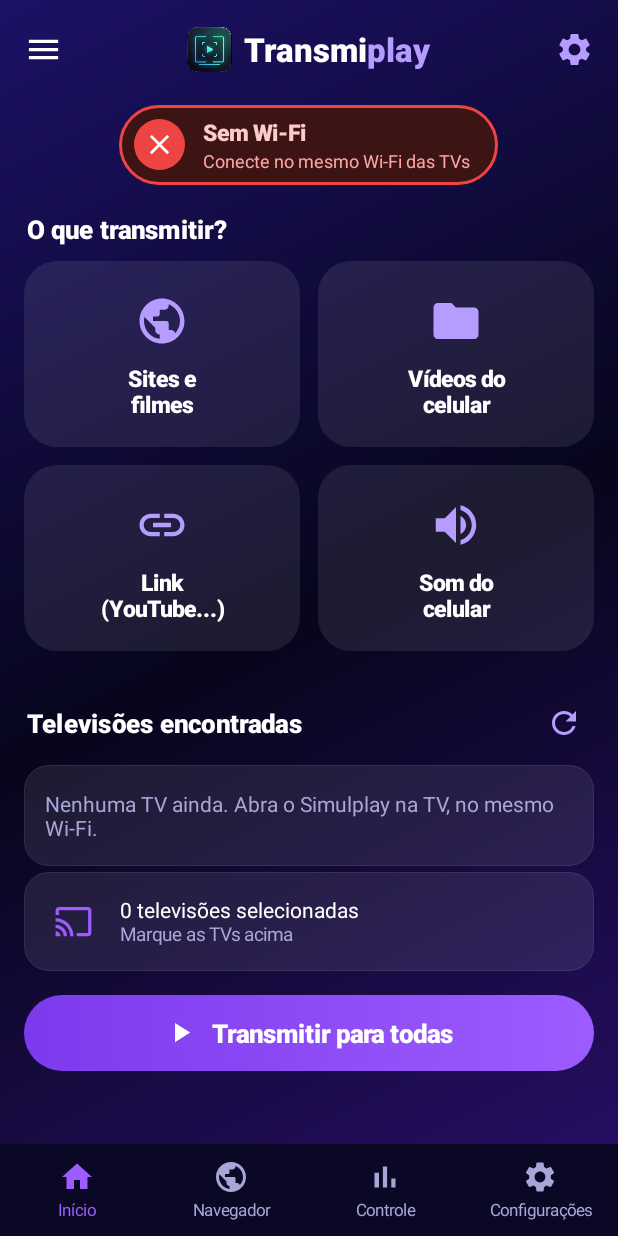
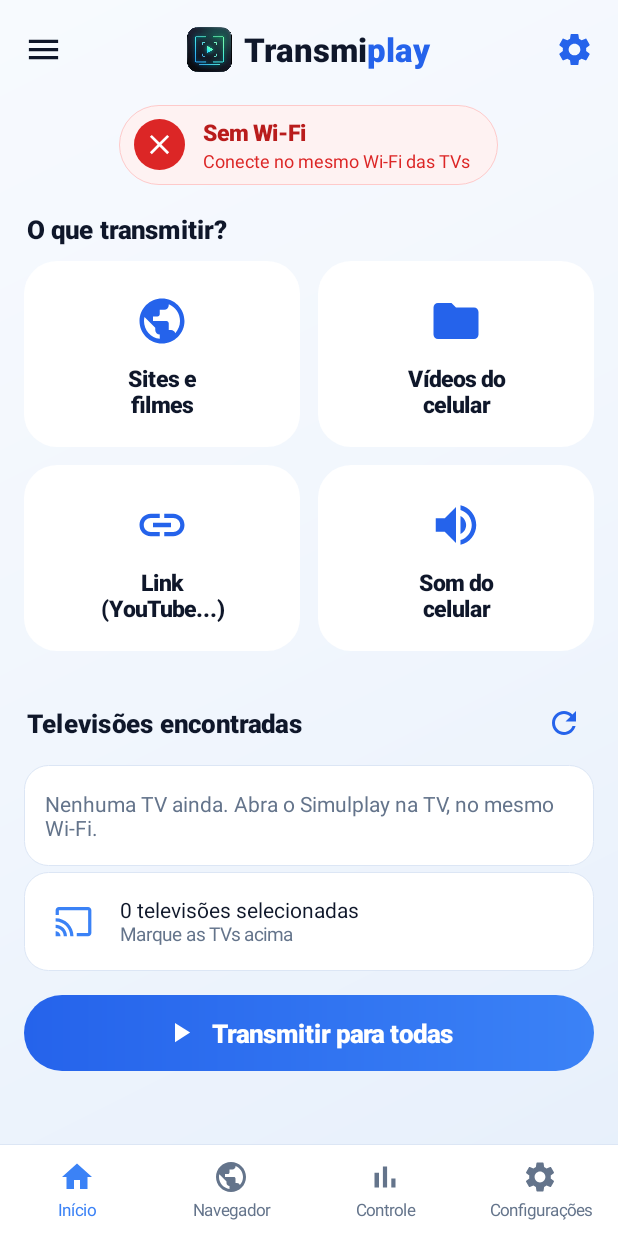
Before and after one commit to XProzzinho/Trasmiplay, an Android app: the screen it shows after launch (MainActivity), on a phone screen of 412 x 824 dp. Run offline under Robolectric (Android 15) with nearby library versions, the phone set to English and light mode, and no system bars.

Commit message:
Tema Gelo azul (claro) no celular e no navegador
Co-Authored-By: Claude Opus 5.5 <noreply@anthropic.com>
Claude-Session: https://claude.ai/code/session_01ENVhCrXkupJQT7yjTmpHYK

```diff
--- a/app/src/main/AndroidManifest.xml
+++ b/app/src/main/AndroidManifest.xml
@@ -16,7 +16,7 @@
     <application
         android:label="Transmiplay"
         android:icon="@mipmap/ic_launcher"
-        android:theme="@android:style/Theme.Material.NoActionBar"
+        android:theme="@android:style/Theme.Material.Light.NoActionBar"
         android:allowBackup="true">
 
         <activity
--- a/app/src/main/java/com/geanalves/transmiplay/MainActivity.kt
+++ b/app/src/main/java/com/geanalves/transmiplay/MainActivity.kt
@@ -92,7 +92,11 @@ class MainActivity : Activity() {
     override fun onCreate(savedInstanceState: Bundle?) {
         super.onCreate(savedInstanceState)
         window.statusBarColor = Neon.bgTop
-        window.navigationBarColor = Color.parseColor("#0B0826")
+        window.navigationBarColor = Color.WHITE
+        // ícones da barra de cima e de baixo escuros (fundo claro)
+        @Suppress("DEPRECATION")
+        window.decorView.systemUiVisibility = window.decorView.systemUiVisibility or View.SYSTEM_UI_FLAG_LIGHT_STATUS_BAR or
+            (if (Build.VERSION.SDK_INT >= 26) View.SYSTEM_UI_FLAG_LIGHT_NAVIGATION_BAR else 0)
         TransmitService.start(this)
         Hub.start(applicationContext)
         source = getPreferences(MODE_PRIVATE).getInt("source", -1)
@@ -217,7 +221,7 @@ class MainActivity : Activity() {
         updateBar.addView(Neon.icon(this, R.drawable.ic_update, Neon.lilac, 4), LinearLayout.LayoutParams(d(28), d(28)))
         updateText = t("", 13f).apply { setPadding(d(8), 0, d(8), 0) }
         updateBar.addView(updateText, LinearLayout.LayoutParams(0, WRAP_CONTENT, 1f))
-        updateBtn = t("Atualizar", 14f, Neon.white, true).apply {
+        updateBtn = t("Atualizar", 14f, Neon.onAccent, true).apply {
             background = Neon.buttonBg(this@MainActivity, 18)
             setPadding(d(16), d(8), d(16), d(8))
             setOnClickListener { onUpdateClick() }
@@ -236,7 +240,9 @@ class MainActivity : Activity() {
         // ---- barra de baixo
         val nav = LinearLayout(this).apply {
             orientation = LinearLayout.HORIZONTAL
-            setBackgroundColor(Color.parseColor("#0B0826"))
+            background = android.graphics.drawable.LayerDrawable(arrayOf(
+                android.graphics.drawable.ColorDrawable(Neon.stroke), android.graphics.drawable.ColorDrawable(Color.WHITE),
+            )).apply { setLayerInset(1, 0, d(1), 0, 0) }
             setPadding(0, d(8), 0, d(10))
         }
         val navDefs = listOf(
@@ -307,13 +313,13 @@ class MainActivity : Activity() {
             setPadding(d(10), d(8), d(18), d(8))
         }
         val check = ImageView(this).apply {
-            setImageResource(R.drawable.ic_check); setColorFilter(Neon.white)
+            setImageResource(R.drawable.ic_check); setColorFilter(Neon.onAccent)
             background = Neon.circle(Neon.green); setPadding(d(6), d(6), d(6), d(6))
         }
         wifiPill.addView(check, LinearLayout.LayoutParams(d(34), d(34)))
         val wcol = LinearLayout(this).apply { orientation = LinearLayout.VERTICAL; setPadding(d(12), 0, 0, 0) }
-        wifiTitle = t("Rede Wi-Fi conectada", 15f, Color.parseColor("#B9F8CF"), true)
-        wifiSub = t("", 12f, Color.parseColor("#86EFAC"))
+        wifiTitle = t("Rede Wi-Fi conectada", 15f, Color.parseColor("#047857"), true)
+        wifiSub = t("", 12f, Color.parseColor("#15803D"))
         wcol.addView(wifiTitle); wcol.addView(wifiSub)
         wifiPill.addView(wcol)
         c.addView(FrameLayout(this).apply {
@@ -363,7 +369,7 @@ class MainActivity : Activity() {
             setHintTextColor(Neon.soft); setTextColor(Neon.white)
             inputType = InputType.TYPE_TEXT_VARIATION_URI
             isSingleLine = true
-            background = Neon.cardBg(this@MainActivity, Color.parseColor("#100D33"), 12)
+            background = Neon.cardBg(this@MainActivity, Color.parseColor("#F8FAFC"), 12)
             setPadding(d(12), d(12), d(12), d(12))
         }
         linkPanel.addView(linkInput, LinearLayout.LayoutParams(MATCH_PARENT, WRAP_CONTENT).apply { topMargin = d(10); bottomMargin = d(10) })
@@ -509,7 +515,7 @@ class MainActivity : Activity() {
         thumb = ImageView(this).apply {
             scaleType = ImageView.ScaleType.FIT_CENTER
             setImageResource(R.drawable.logo)
-            background = Neon.cardBg(this@MainActivity, Color.parseColor("#1D1850"), 12, 0, 0)
+            background = Neon.cardBg(this@MainActivity, Neon.cardHi, 12, 0, 0)
             clipToOutline = true
         }
         nowCard.addView(thumb, LinearLayout.LayoutParams(d(64), d(64)))
@@ -523,8 +529,8 @@ class MainActivity : Activity() {
 
         seek = SeekBar(this).apply {
             progressTintList = android.content.res.ColorStateList.valueOf(Neon.lilac)
-            thumbTintList = android.content.res.ColorStateList.valueOf(Neon.white)
-            progressBackgroundTintList = android.content.res.ColorStateList.valueOf(Color.argb(70, 255, 255, 255))
+            thumbTintList = android.content.res.ColorStateList.valueOf(Neon.purple)
+            progressBackgroundTintList = android.content.res.ColorStateList.valueOf(Neon.track)
             setOnSeekBarChangeListener(object : SeekBar.OnSeekBarChangeListener {
                 override fun onProgressChanged(s: SeekBar?, p: Int, fromUser: Boolean) {
                     if (fromUser) timeText.text = "${fmt(p * 1000L)} / ${fmt(Hub.current?.durMs ?: 0)}"
@@ -546,7 +552,7 @@ class MainActivity : Activity() {
             }
             val iv = ImageView(this).apply {
                 setImageResource(ic); setColorFilter(Neon.white)
-                background = Neon.circle(Neon.card)
+                background = Neon.circle(Neon.card, Neon.stroke, d(1))
                 setPadding(d(14), d(14), d(14), d(14))
             }
             b.addView(iv, LinearLayout.LayoutParams(d(52), d(52)))
@@ -562,9 +568,9 @@ class MainActivity : Activity() {
         ctl(R.drawable.ic_stop, "Parar") { Hub.stopAll(); CaptureService.stop(this) }
         ctrlActive.addView(btns, LinearLayout.LayoutParams(MATCH_PARENT, WRAP_CONTENT))
 
-        syncCard = t("", 13f, Color.parseColor("#B9F8CF"), true).apply {
+        syncCard = t("", 13f, Color.parseColor("#0E7490"), true).apply {
             gravity = Gravity.CENTER
-            background = Neon.cardBg(this@MainActivity, Color.argb(60, 34, 197, 94), 20, 0, 0)
+            background = Neon.cardBg(this@MainActivity, Color.parseColor("#ECFEFF"), 20, 0, 0)
             setPadding(d(16), d(9), d(16), d(9))
         }
         ctrlActive.addView(FrameLayout(this).apply {
@@ -689,12 +695,12 @@ class MainActivity : Activity() {
         if (!::tvList.isInitialized) return
         // Wi-Fi
         val (ok, sub) = wifiStatus()
-        wifiPill.background = Neon.cardBg(this, if (ok) Neon.greenDark else Color.parseColor("#3D1414"), 30,
-            if (ok) Neon.green else Neon.red, 2)
+        wifiPill.background = Neon.cardBg(this, if (ok) Neon.greenDark else Color.parseColor("#FEF2F2"), 30,
+            if (ok) Color.parseColor("#A7F3D0") else Color.parseColor("#FECACA"), 1)
         wifiTitle.text = if (ok) "Rede Wi-Fi conectada" else "Sem Wi-Fi"
-        wifiTitle.setTextColor(if (ok) Color.parseColor("#B9F8CF") else Color.parseColor("#FECACA"))
+        wifiTitle.setTextColor(if (ok) Color.parseColor("#047857") else Color.parseColor("#B91C1C"))
         wifiSub.text = sub
-        wifiSub.setTextColor(if (ok) Color.parseColor("#86EFAC") else Color.parseColor("#FCA5A5"))
+        wifiSub.setTextColor(if (ok) Color.parseColor("#15803D") else Color.parseColor("#DC2626"))
         (wifiPill.getChildAt(0) as ImageView).apply {
             setImageResource(if (ok) R.drawable.ic_check else R.drawable.ic_close)
             background = Neon.circle(if (ok) Neon.green else Neon.red)
@@ -725,11 +731,11 @@ class MainActivity : Activity() {
             val isCur = i == Hub.currentIndex && Hub.current != null
             val row = LinearLayout(this).apply {
                 orientation = LinearLayout.HORIZONTAL; gravity = Gravity.CENTER_VERTICAL
-                background = Neon.cardBg(this@MainActivity, if (isCur) Color.parseColor("#3A2A8A") else Neon.card, 12, Neon.stroke, if (isCur) 0 else 1)
+                background = Neon.cardBg(this@MainActivity, if (isCur) Neon.cardHi else Neon.card, 12, if (isCur) Neon.purple else Neon.stroke, 1)
                 setPadding(d(12), d(8), d(4), d(8))
                 setOnClickListener { Hub.playTrack(i); selectTab(2) }
             }
-            row.addView(Neon.icon(this, if (isCur) R.drawable.ic_play else R.drawable.ic_music, if (isCur) Neon.white else Neon.lilac, 4),
+            row.addView(Neon.icon(this, if (isCur) R.drawable.ic_play else R.drawable.ic_music, Neon.lilac, 4),
                 LinearLayout.LayoutParams(d(28), d(28)))
             row.addView(t(tr.title, 14f).apply { maxLines = 1; ellipsize = TextUtils.TruncateAt.END; setPadding(d(10), 0, 0, 0) },
                 LinearLayout.LayoutParams(0, WRAP_CONTENT, 1f))
@@ -791,9 +797,9 @@ class MainActivity : Activity() {
         }
         val screen = FrameLayout(this).apply {
             background = GradientDrawable(GradientDrawable.Orientation.TOP_BOTTOM,
-                intArrayOf(Color.parseColor("#4C6FFF"), Color.parseColor("#1E1B4B"))).apply { cornerRadius = d(6).toFloat() }
+                intArrayOf(Color.parseColor("#06B6D4"), Color.parseColor("#2563EB"))).apply { cornerRadius = d(8).toFloat() }
         }
-        screen.addView(Neon.icon(this, R.drawable.ic_tv, Color.parseColor("#DDE4FF"), 8), FrameLayout.LayoutParams(MATCH_PARENT, MATCH_PARENT))
+        screen.addView(Neon.icon(this, R.drawable.ic_tv, Color.WHITE, 8), FrameLayout.LayoutParams(MATCH_PARENT, MATCH_PARENT))
         r.addView(screen, LinearLayout.LayoutParams(d(64), d(42)))
         val col = LinearLayout(this).apply { orientation = LinearLayout.VERTICAL; setPadding(d(14), 0, 0, 0) }
         col.addView(t(tv.name, 16f, Neon.white, true).apply { maxLines = 1; ellipsize = TextUtils.TruncateAt.END })
@@ -802,7 +808,7 @@ class MainActivity : Activity() {
             setSpan(android.text.style.ForegroundColorSpan(if (tv.enabled) Neon.green else Neon.soft), 0, 1, 0)
             append(if (tv.enabled) "Conectada$adj" else "Fora desta transmissão")
         }
-        col.addView(t(st, 12f, if (tv.enabled) Color.parseColor("#86EFAC") else Neon.soft))
+        col.addView(t(st, 12f, if (tv.enabled) Color.parseColor("#0E7490") else Neon.soft))
         r.addView(col, LinearLayout.LayoutParams(0, WRAP_CONTENT, 1f))
         r.addView(Neon.Check(this, tv.enabled) { tv.setOn(it) }, LinearLayout.LayoutParams(d(30), d(30)))
         r.setOnClickListener { adjustDialog(tv) }
@@ -871,7 +877,7 @@ class MainActivity : Activity() {
     private fun toast(s: String) = Toast.makeText(this, s, Toast.LENGTH_SHORT).show()
 
     private fun info(title: String, msg: String) {
-        AlertDialog.Builder(this, android.R.style.Theme_DeviceDefault_Dialog_Alert)
+        AlertDialog.Builder(this, android.R.style.Theme_DeviceDefault_Light_Dialog_Alert)
             .setTitle(title).setMessage(msg).setPositiveButton("OK", null).show()
     }
 
@@ -891,7 +897,7 @@ class MainActivity : Activity() {
             row.addView(smallButton("+") { tv.changeAdj(20); v.text = "${tv.adj} ms" }, LinearLayout.LayoutParams(d(48), WRAP_CONTENT))
             c.addView(row)
         }
-        AlertDialog.Builder(this, android.R.style.Theme_DeviceDefault_Dialog_Alert)
+        AlertDialog.Builder(this, android.R.style.Theme_DeviceDefault_Light_Dialog_Alert)
             .setTitle("Ajustar atraso").setView(c).setPositiveButton("Pronto", null).show()
     }
 
@@ -926,12 +932,12 @@ class MainActivity : Activity() {
             orientation = LinearLayout.VERTICAL
             gravity = Gravity.CENTER
             background = GradientDrawable(GradientDrawable.Orientation.TOP_BOTTOM,
-                intArrayOf(Color.parseColor("#1B1060"), Color.parseColor("#07061C"), Color.parseColor("#2A0F6B")))
+                intArrayOf(Color.WHITE, Neon.bgMid, Neon.bgBottom))
             isClickable = true
         }
         s.addView(ImageView(this).apply { setImageResource(R.drawable.logo) }, LinearLayout.LayoutParams(d(170), d(170)))
         s.addView(Neon.brand(this, "Transmi", "play", 42f).apply { gravity = Gravity.CENTER; setPadding(0, d(22), 0, d(6)) }, LinearLayout.LayoutParams(MATCH_PARENT, WRAP_CONTENT))
-        s.addView(t("Transmita para várias TVs\nao mesmo tempo", 18f, Color.parseColor("#D6D3F5")).apply { gravity = Gravity.CENTER }, LinearLayout.LayoutParams(MATCH_PARENT, WRAP_CONTENT))
+        s.addView(t("Transmita para várias TVs\nao mesmo tempo", 18f, Neon.soft).apply { gravity = Gravity.CENTER }, LinearLayout.LayoutParams(MATCH_PARENT, WRAP_CONTENT))
         val tag = android.text.SpannableStringBuilder("Conecte • ").apply {
             val a = length; append("Transmita • Aproveite")
             setSpan(android.text.style.ForegroundColorSpan(Neon.lilac), a, length, 0)
--- a/app/src/main/java/com/geanalves/transmiplay/Neon.kt
+++ b/app/src/main/java/com/geanalves/transmiplay/Neon.kt
@@ -13,25 +13,28 @@ import android.widget.ImageView
 import android.widget.LinearLayout
 import android.widget.TextView
 
-/** Cores e peças do visual roxo neon. */
+/** Cores do tema "Gelo azul": branco gelado, azul e o verde-água do logo. */
 object Neon {
-    // mesmo degradê da tela da TV
-    val bgTop = Color.parseColor("#1C1166")
-    val bgMid = Color.parseColor("#07061C")
-    val bgBottom = Color.parseColor("#2A0F6B")
-    // cartões de "vidro": branco bem transparente, quase sem borda
-    val card = Color.argb(22, 255, 255, 255)
-    val cardHi = Color.argb(40, 255, 255, 255)
-    val stroke = Color.argb(30, 255, 255, 255)
-    val purple = Color.parseColor("#7C3AED")
-    val purple2 = Color.parseColor("#9D5CFF")
-    val lilac = Color.parseColor("#B79CFF")
-    val blue = Color.parseColor("#3B82F6")
-    val green = Color.parseColor("#22C55E")
-    val greenDark = Color.parseColor("#0F3D26")
-    val red = Color.parseColor("#EF4444")
-    val soft = Color.parseColor("#A9A5D6")
-    val white = Color.WHITE
+    // fundo: branco gelado em degradê
+    val bgTop = Color.parseColor("#F7FAFE")
+    val bgMid = Color.parseColor("#F1F6FD")
+    val bgBottom = Color.parseColor("#E6EFFB")
+    // cartões brancos com borda bem clarinha
+    val card = Color.WHITE
+    val cardHi = Color.parseColor("#EFF6FF")
+    val stroke = Color.parseColor("#DCE6F5")
+    // os nomes antigos continuam, agora com as cores novas
+    val purple = Color.parseColor("#2563EB")     // azul principal
+    val purple2 = Color.parseColor("#3B82F6")    // azul claro
+    val lilac = Color.parseColor("#2563EB")      // textos de destaque
+    val blue = Color.parseColor("#06B6D4")       // verde-água
+    val green = Color.parseColor("#16A34A")
+    val greenDark = Color.parseColor("#ECFDF3")
+    val red = Color.parseColor("#DC2626")
+    val soft = Color.parseColor("#64748B")       // texto secundário
+    val white = Color.parseColor("#0F172A")      // texto principal (escuro)
+    val onAccent = Color.WHITE                   // texto em cima do azul
+    val track = Color.parseColor("#DBEAFE")
 
     fun dp(ctx: Context, v: Int) = (v * ctx.resources.displayMetrics.density).toInt()
 
@@ -77,8 +80,8 @@ object Neon {
             setPadding(dp(ctx, 18), dp(ctx, 14), dp(ctx, 18), dp(ctx, 14))
             isClickable = true; isFocusable = true
             setOnClickListener { onClick() }
-            if (iconRes != null) addView(icon(ctx, iconRes, white, 0), LinearLayout.LayoutParams(dp(ctx, 22), dp(ctx, 22)))
-            addView(text(ctx, label, 17f, white, true).apply { setPadding(dp(ctx, 10), 0, 0, 0) })
+            if (iconRes != null) addView(icon(ctx, iconRes, onAccent, 0), LinearLayout.LayoutParams(dp(ctx, 22), dp(ctx, 22)))
+            addView(text(ctx, label, 17f, onAccent, true).apply { setPadding(dp(ctx, 10), 0, 0, 0) })
         }
 
     /** "Transmi" branco + "play" roxo */
@@ -96,7 +99,7 @@ object Neon {
         init { setOnClickListener { on = !on; onChange(on) }; isFocusable = true }
         override fun onDraw(c: Canvas) {
             val h = height.toFloat(); val w = width.toFloat()
-            p.color = if (on) purple else Color.parseColor("#3B3766")
+            p.color = if (on) purple else Color.parseColor("#CBD5E1")
             c.drawRoundRect(RectF(0f, 0f, w, h), h / 2, h / 2, p)
             p.color = Color.WHITE
             val r = h / 2 - h * 0.12f
```
Also changed, not shown: app/src/main/java/com/geanalves/transmiplay/BrowserActivity.kt (+38 -34 lines), app/src/main/java/com/geanalves/transmiplay/OrbitView.kt (+20 -17 lines).
